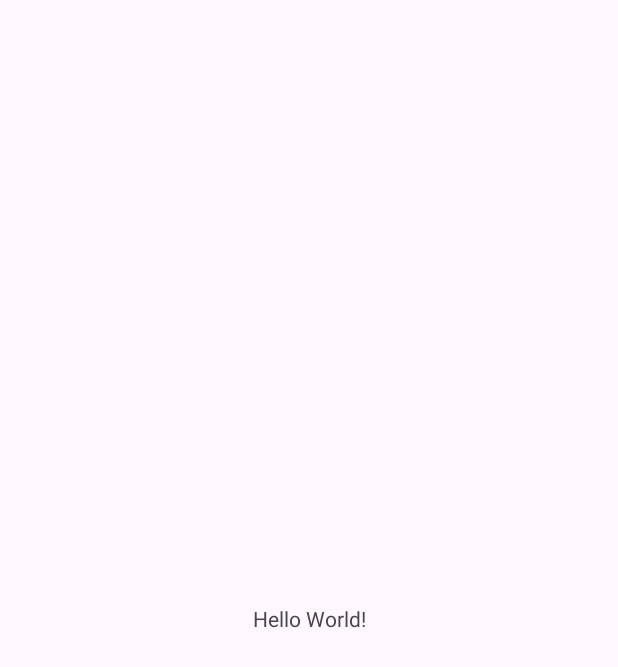
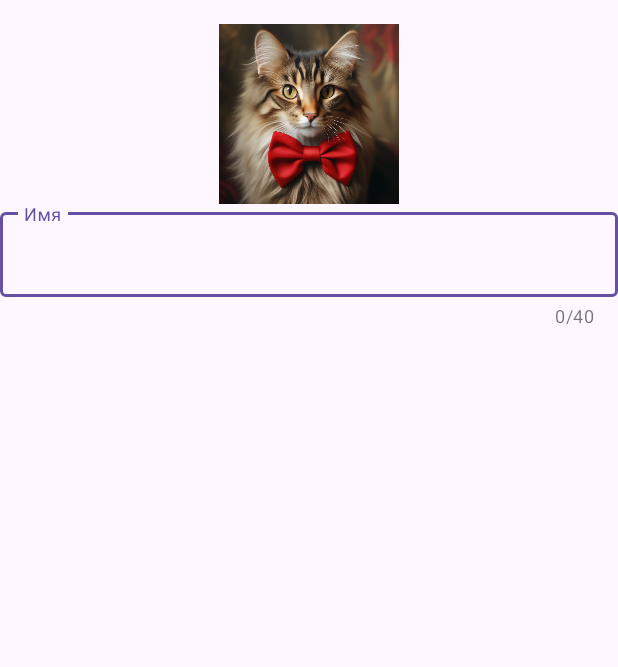
Before and after one commit to iamseryy/android_dev_1_2022, an Android app: the screen it shows after launch (MainActivity), on a phone screen of 412 x 824 dp. Before the commit the part shown is almost empty. Shown: the top 667 px of the screen. Run offline under Robolectric (Android 15) with nearby library versions, the phone set to English and light mode, and no system bars.

Commit message:
task4 in work

```diff
--- a/m4_component/app/src/main/res/layout/activity_main.xml
+++ b/m4_component/app/src/main/res/layout/activity_main.xml
@@ -6,13 +6,39 @@
     android:layout_height="match_parent"
     tools:context=".MainActivity">
 
-    <TextView
-        android:layout_width="wrap_content"
-        android:layout_height="wrap_content"
-        android:text="Hello World!"
-        app:layout_constraintBottom_toBottomOf="parent"
+
+    <ImageView
+        android:id="@+id/profilePhotoImageView"
+        android:layout_width="120dp"
+        android:layout_height="120dp"
+        android:adjustViewBounds="true"
+        android:scaleType="centerCrop"
+        android:src="@drawable/profile_photo"
+        android:layout_margin="16dp"
         app:layout_constraintEnd_toEndOf="parent"
         app:layout_constraintStart_toStartOf="parent"
-        app:layout_constraintTop_toTopOf="parent" />
+        app:layout_constraintTop_toTopOf="parent"
+        android:contentDescription="@string/profile_photo" />
+
+    <com.google.android.material.textfield.TextInputLayout
+        android:id="@+id/nameInputLayout"
+        style="@style/Widget.MaterialComponents.TextInputLayout.OutlinedBox"
+        android:layout_width="match_parent"
+        android:layout_height="wrap_content"
+        android:hint="@string/name"
+        android:textAppearance="@style/MyTextAppearance"
+        app:counterEnabled="true"
+        app:counterMaxLength="40"
+        app:endIconMode="clear_text"
+        app:errorEnabled="true"
+        app:layout_constraintTop_toBottomOf="@id/profilePhotoImageView"
+        tools:layout_editor_absoluteX="20dp">
+
+        <com.google.android.material.textfield.TextInputEditText
+            android:id="@+id/nameText"
+            android:layout_width="match_parent"
+            android:layout_height="wrap_content"
+            android:backgroundTint="@color/white" />
+    </com.google.android.material.textfield.TextInputLayout>
 
 </androidx.constraintlayout.widget.ConstraintLayout>
--- /dev/null
+++ b/m4_component/app/src/main/res/values/dimen.xml
@@ -0,0 +1,5 @@
+<?xml version="1.0" encoding="utf-8"?>
+<resources>
+    <dimen name="button_text_size">16sp</dimen>
+    <dimen name="default_margin">20dp</dimen>
+</resources>
--- a/m4_component/app/src/main/res/values/strings.xml
+++ b/m4_component/app/src/main/res/values/strings.xml
@@ -1,3 +1,5 @@
 <resources>
     <string name="app_name">m4_component</string>
+    <string name="profile_photo">profile photo</string>
+    <string name="name">Имя</string>
 </resources>
--- /dev/null
+++ b/m4_component/app/src/main/res/values/styles.xml
@@ -0,0 +1,7 @@
+<?xml version="1.0" encoding="utf-8"?>
+<resources>
+    <style name="MyTextAppearance">
+        <item name="android:textSize">@dimen/button_text_size</item>
+        <item name="android:textColor">@color/black</item>
+    </style>
+</resources>
```
Also changed, not shown: m4_component/app/src/main/res/drawable/profile_photo.jpg (added).
